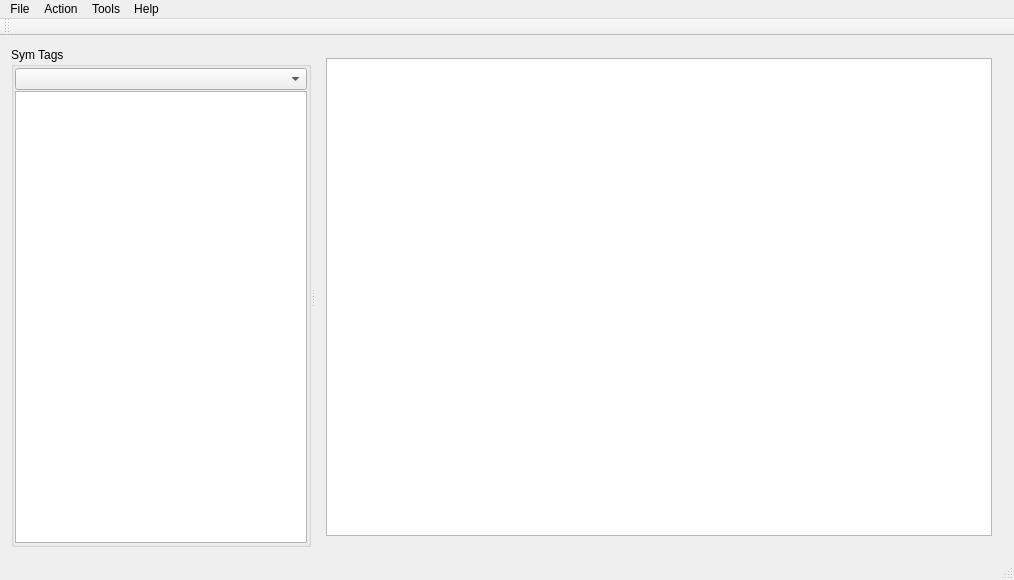
Above: gui_source/guimainwindow.ui from horsicq/PDBRipper before the change. Below: the same form after it.
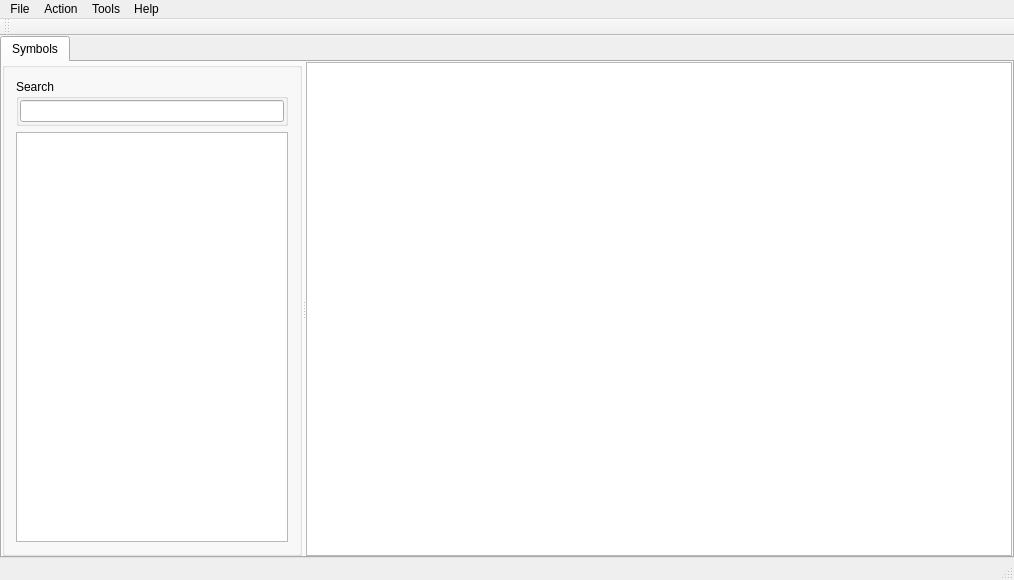
That is the form after the change.

What changed in the file:
```diff
--- a/gui_source/guimainwindow.ui
+++ b/gui_source/guimainwindow.ui
@@ -14,56 +14,108 @@
    <string>MainWindow</string>
   </property>
   <widget class="QWidget" name="centralWidget">
-   <layout class="QVBoxLayout" name="verticalLayout_4">
+   <layout class="QVBoxLayout" name="verticalLayout">
+    <property name="leftMargin">
+     <number>0</number>
+    </property>
+    <property name="topMargin">
+     <number>0</number>
+    </property>
+    <property name="rightMargin">
+     <number>0</number>
+    </property>
+    <property name="bottomMargin">
+     <number>0</number>
+    </property>
     <item>
-     <widget class="QSplitter" name="splitter">
-      <property name="sizePolicy">
-       <sizepolicy hsizetype="Expanding" vsizetype="Expanding">
-        <horstretch>0</horstretch>
-        <verstretch>0</verstretch>
-       </sizepolicy>
+     <widget class="QTabWidget" name="tabWidgetMain">
+      <property name="currentIndex">
+       <number>0</number>
       </property>
-      <property name="orientation">
-       <enum>Qt::Horizontal</enum>
-      </property>
-      <widget class="QGroupBox" name="groupBoxSymTags">
-       <property name="maximumSize">
-        <size>
-         <width>300</width>
-         <height>16777215</height>
-        </size>
-       </property>
-       <property name="title">
-        <string>Sym Tags</string>
-       </property>
-       <layout class="QVBoxLayout" name="verticalLayout">
-        <property name="spacing">
-         <number>1</number>
-        </property>
+      <widget class="QWidget" name="tabSymbols">
+       <attribute name="title">
+        <string>Symbols</string>
+       </attribute>
+       <layout class="QVBoxLayout" name="verticalLayout_4">
         <property name="leftMargin">
-         <number>1</number>
+         <number>0</number>
         </property>
         <property name="topMargin">
-         <number>1</number>
+         <number>0</number>
         </property>
         <property name="rightMargin">
-         <number>1</number>
+         <number>0</number>
         </property>
         <property name="bottomMargin">
-         <number>1</number>
+         <number>0</number>
         </property>
         <item>
-         <widget class="QComboBox" name="comboBoxType"/>
-        </item>
-        <item>
-         <widget class="QListWidget" name="listWidgetSymTags"/>
-        </item>
-       </layout>
-      </widget>
-      <widget class="QWidget" name="layoutWidget">
-       <layout class="QVBoxLayout" name="verticalLayout_3">
-        <item>
-         <widget class="QTextBrowser" name="textBrowserResult"/>
+         <widget class="QSplitter" name="splitter">
+          <property name="orientation">
+           <enum>Qt::Horizontal</enum>
+          </property>
+          <widget class="QGroupBox" name="">
+           <property name="sizePolicy">
+            <sizepolicy hsizetype="Preferred" vsizetype="Preferred">
+             <horstretch>0</horstretch>
+             <verstretch>0</verstretch>
+            </sizepolicy>
+           </property>
+           <property name="maximumSize">
+            <size>
+             <width>300</width>
+             <height>16777215</height>
+            </size>
+           </property>
+           <layout class="QVBoxLayout" name="verticalLayout_3">
+            <property name="sizeConstraint">
+             <enum>QLayout::SetDefaultConstraint</enum>
+            </property>
+            <item>
+             <widget class="QGroupBox" name="groupBoxSearch">
+              <property name="title">
+               <string>Search</string>
+              </property>
+              <layout class="QVBoxLayout" name="verticalLayout_2">
+               <property name="leftMargin">
+                <number>1</number>
+               </property>
+               <property name="topMargin">
+                <number>1</number>
+               </property>
+               <property name="rightMargin">
+                <number>1</number>
+               </property>
+               <property name="bottomMargin">
+                <number>1</number>
+               </property>
+               <item>
+                <widget class="QLineEdit" name="lineEditSearch"/>
+               </item>
+              </layout>
+             </widget>
+            </item>
+            <item>
+             <widget class="QTableWidget" name="tableWidgetSymbols">
+              <property name="sizePolicy">
+               <sizepolicy hsizetype="Expanding" vsizetype="Expanding">
+                <horstretch>0</horstretch>
+                <verstretch>0</verstretch>
+               </sizepolicy>
+              </property>
+             </widget>
+            </item>
+           </layout>
+          </widget>
+          <widget class="QTextBrowser" name="textBrowserResult">
+           <property name="sizePolicy">
+            <sizepolicy hsizetype="Expanding" vsizetype="Expanding">
+             <horstretch>0</horstretch>
+             <verstretch>0</verstretch>
+            </sizepolicy>
+           </property>
+          </widget>
+         </widget>
         </item>
        </layout>
       </widget>
```
Left out of the diff: 2 changed lines with no effect on the pictures.
